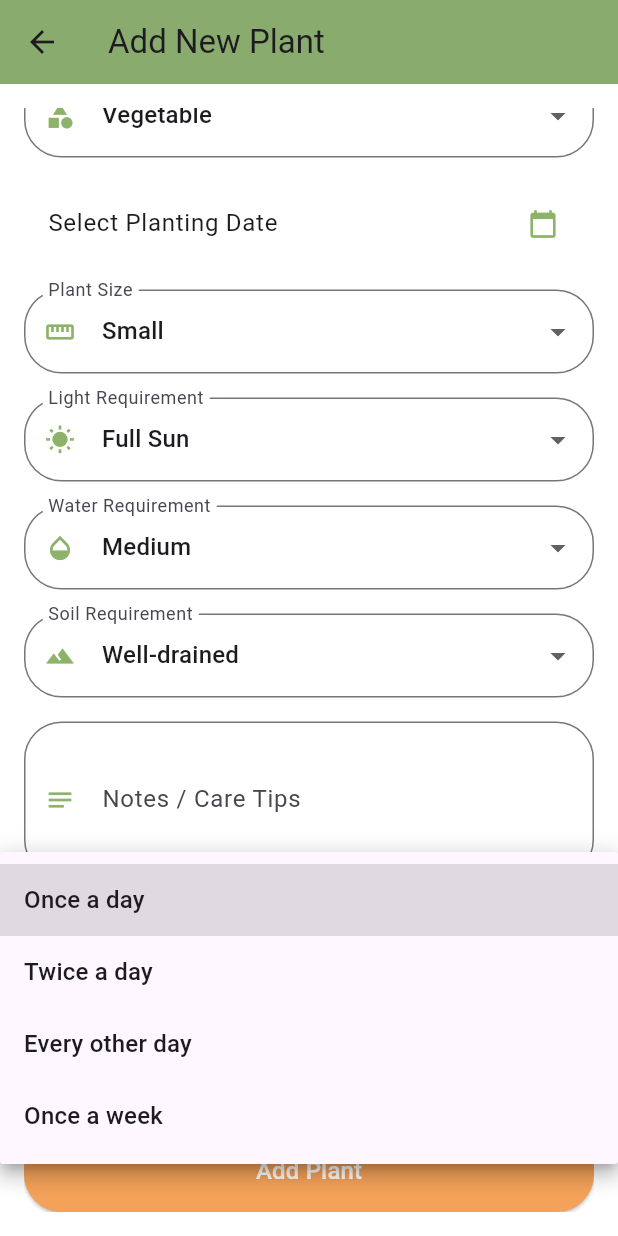
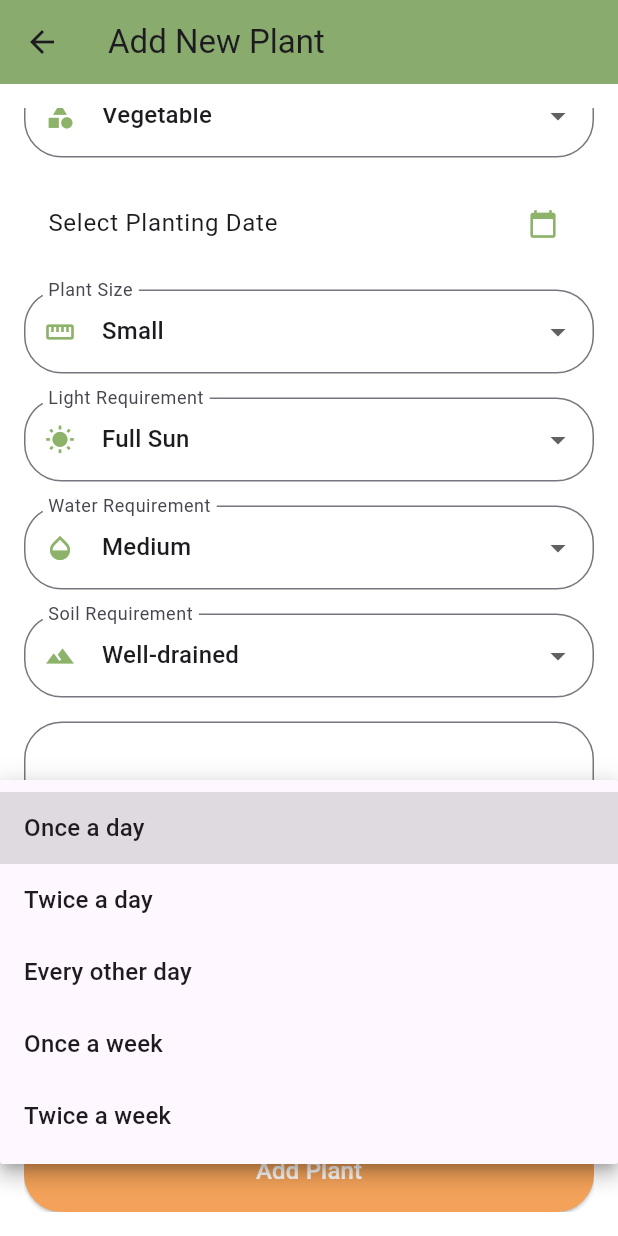
Before and after one commit to ej-aan/GrowPlants, a Flutter app: the GardenPlannerScreen screen opened by its route, scrolled down 95 dp, after a tap on "Once a day", on a phone screen of 412 x 824 dp. Run offline on Flutter 3.47's test engine with Material 3 defaults, Android fonts, the phone set to English and light mode, and no system bars; our stand-ins replace shared_preferences; accounts and stored records are empty.

Commit message:
update planner manager

```diff
--- a/lib/screens/home/garden_manager/garden_manager_screen.dart
+++ b/lib/screens/home/garden_manager/garden_manager_screen.dart
@@ -1,4 +1,5 @@
 import 'package:flutter/material.dart';
+import 'package:growplants/screens/home/garden_manager/plant_form.dart';
 import 'models/plant_model.dart';
 import 'package:growplants/screens/home/garden_planner/garden_planner_screen.dart';  // Menggunakan GardenPlannerScreen untuk penambahan dan pengeditan
 import '../../../services/data_service.dart';
@@ -96,7 +97,7 @@ class _GardenManagerScreenState extends State<GardenManagerScreen> {
   await Navigator.push(
     context,
     MaterialPageRoute(
-      builder: (context) => GardenPlannerScreen(
+      builder: (context) => PlantForm(
         // Pass the plant to edit
         plant: plant,
       ),
--- a/lib/screens/home/garden_planner/garden_planner_screen.dart
+++ b/lib/screens/home/garden_planner/garden_planner_screen.dart
@@ -185,7 +185,7 @@ class _GardenPlannerScreenState extends State<GardenPlannerScreen> {
                 label: 'Watering Schedule',
                 value: _selectedWaterSchedule,
                 icon: Icons.water_drop,
-                items: ['Once a day', 'Twice a day', 'Every other day', 'Once a week'],
+                items: ['Once a day', 'Twice a day', 'Every other day', 'Once a week', 'Twice a week'],
                 onChanged: (value) {
                   setState(() {
                     _selectedWaterSchedule = value!;
```
